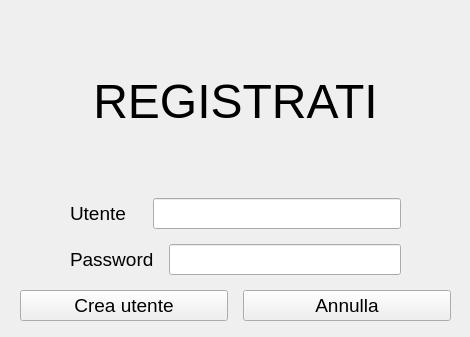
This is src/gestore_password/ui/ui_registrati.ui in fgirlanda/GP2 as Qt 5 draws it before an edit. The edited form follows.
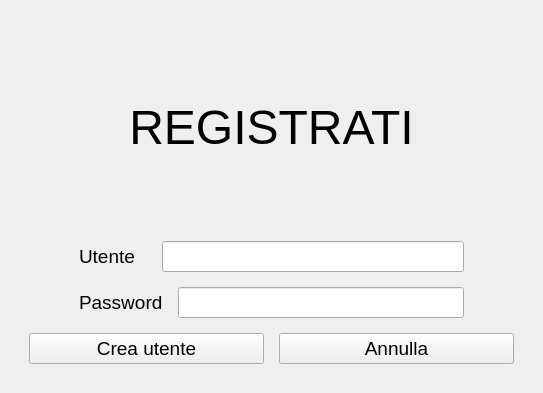
This is the edited form.

Diff of the .ui file:
```diff
--- a/src/gestore_password/ui/ui_registrati.ui
+++ b/src/gestore_password/ui/ui_registrati.ui
@@ -6,10 +6,16 @@
    <rect>
     <x>0</x>
     <y>0</y>
-    <width>470</width>
-    <height>337</height>
+    <width>543</width>
+    <height>393</height>
    </rect>
   </property>
+  <property name="sizePolicy">
+   <sizepolicy hsizetype="Preferred" vsizetype="Preferred">
+    <horstretch>0</horstretch>
+    <verstretch>0</verstretch>
+   </sizepolicy>
+  </property>
   <property name="windowTitle">
    <string>Registrati</string>
   </property>
@@ -17,19 +23,21 @@
    <bool>false</bool>
   </property>
   <widget class="QWidget" name="centralwidget">
-   <widget class="QWidget" name="layoutWidget">
-    <property name="geometry">
-     <rect>
-      <x>0</x>
-      <y>0</y>
-      <width>471</width>
-      <height>341</height>
-     </rect>
-    </property>
+   <property name="sizePolicy">
+    <sizepolicy hsizetype="Expanding" vsizetype="Expanding">
+     <horstretch>0</horstretch>
+     <verstretch>0</verstretch>
+    </sizepolicy>
+   </property>
+   <layout class="QHBoxLayout" name="horizontalLayout_2">
+    <item>
     <layout class="QVBoxLayout" name="verticalLayout">
      <property name="spacing">
       <number>15</number>
      </property>
+      <property name="sizeConstraint">
+       <enum>QLayout::SetDefaultConstraint</enum>
+      </property>
      <property name="leftMargin">
       <number>20</number>
      </property>
@@ -157,7 +165,8 @@
       </layout>
      </item>
     </layout>
-   </widget>
+    </item>
+   </layout>
   </widget>
  </widget>
  <resources/>
```
Lines whose indentation alone changed are shown as unchanged.
